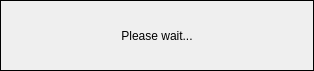
Qt form app/ui/widget/Loading.ui (rondalefloyd/mts-pos) before a commit.
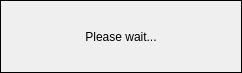
The same form after that commit.

Patch:
```diff
--- a/app/ui/widget/Loading.ui
+++ b/app/ui/widget/Loading.ui
@@ -1,13 +1,16 @@
 <?xml version="1.0" encoding="UTF-8"?>
 <ui version="4.0">
- <class>DialogLoading</class>
- <widget class="QDialog" name="DialogLoading">
+ <class>FormLoading</class>
+ <widget class="QWidget" name="FormLoading">
+  <property name="windowModality">
+   <enum>Qt::ApplicationModal</enum>
+  </property>
   <property name="geometry">
    <rect>
     <x>0</x>
     <y>0</y>
-    <width>314</width>
-    <height>71</height>
+    <width>242</width>
+    <height>73</height>
    </rect>
   </property>
   <property name="windowTitle">
```
Left out of the diff: 2 changed lines with no effect on the pictures.
